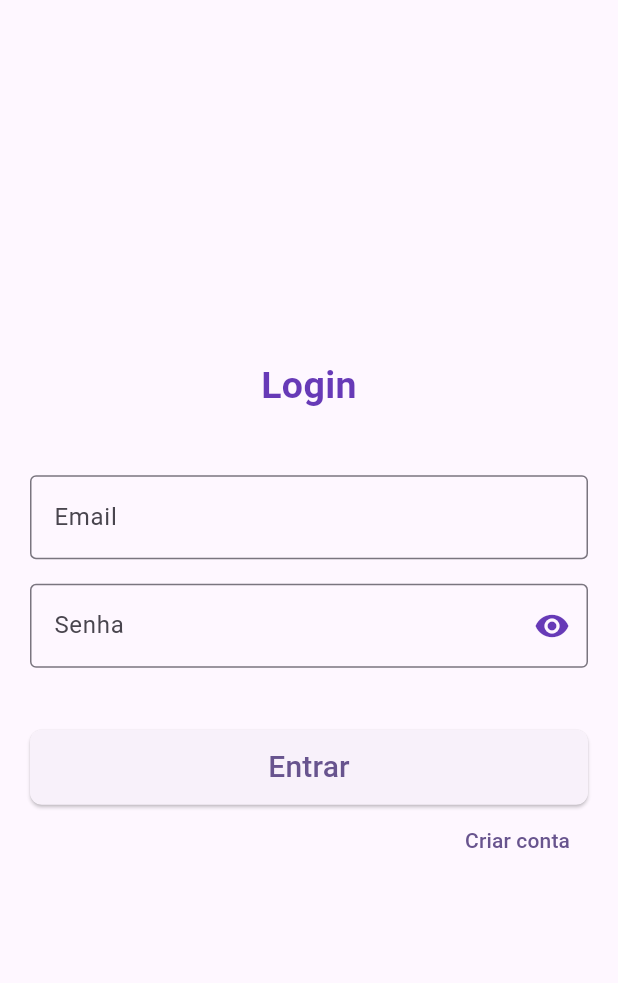
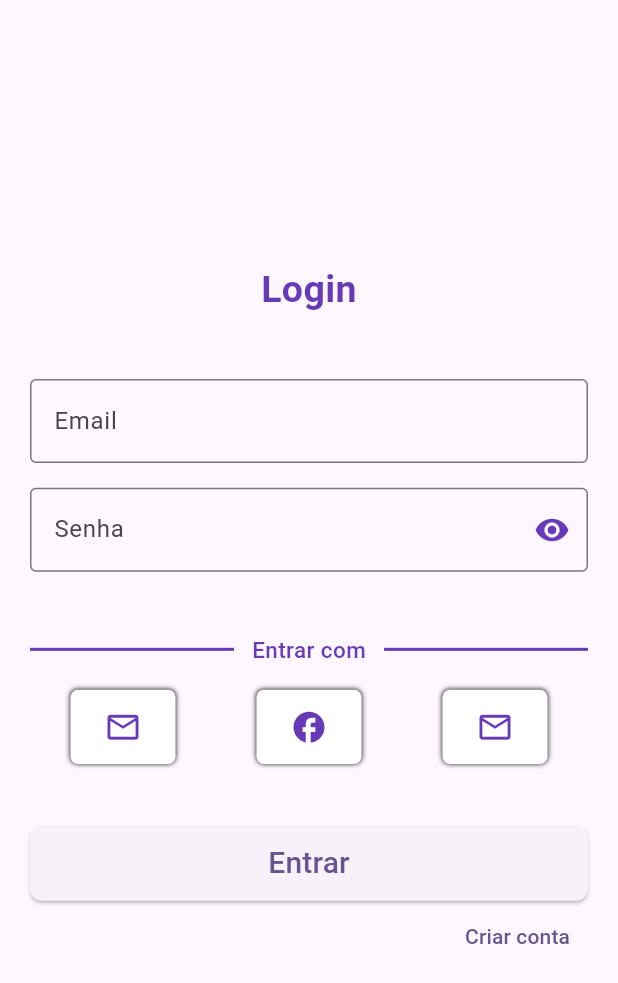
Before and after one commit to renangabriel08/firebase, a Flutter app: the screen it shows after launch, on a phone screen of 412 x 824 dp. Shown: the top 983 px of the screen. Run offline on Flutter 3.47's test engine with Material 2 defaults, Android fonts, the phone set to English and light mode, and no system bars; our stand-ins replace firebase_auth, firebase_core, firebase_messaging, fluttertoast, google_sign_in; missing offline and left inert: flutter_facebook_auth; accounts and stored records are empty.

Commit message:
:sparkles: (feat): Iniciando login com google e push notification

```diff
--- a/lib/main.dart
+++ b/lib/main.dart
@@ -1,3 +1,4 @@
+import 'package:firebase/controllers/push_notification.dart';
 import 'package:firebase/options/firebase_options.dart';
 import 'package:firebase/pages/cadastro.dart';
 import 'package:firebase/pages/checagem.dart';
@@ -9,6 +10,7 @@ import 'package:flutter/material.dart';
 void main() async {
   WidgetsFlutterBinding.ensureInitialized();
   await Firebase.initializeApp(options: DefaultFirebaseOptions.currentPlatform);
+  await PushNotificaton.getToken();
   runApp(const MyApp());
 }
 
--- a/lib/pages/login.dart
+++ b/lib/pages/login.dart
@@ -1,5 +1,7 @@
 import 'package:firebase/controllers/login.dart';
 import 'package:firebase/controllers/validator.dart';
+import 'package:firebase/widgets/icone_btn.dart';
+import 'package:firebase/widgets/linha.dart';
 import 'package:flutter/material.dart';
 
 class Login extends StatefulWidget {
@@ -83,6 +85,40 @@ class _LoginState extends State<Login> {
                     ],
                   ),
                   SizedBox(height: height * .05),
+                  const Row(
+                    mainAxisAlignment: MainAxisAlignment.spaceBetween,
+                    children: [
+                      Linha(),
+                      Text(
+                        'Entrar com',
+                        style: TextStyle(
+                          fontSize: 15,
+                          color: Colors.deepPurple,
+                          fontWeight: FontWeight.w500,
+                        ),
+                      ),
+                      Linha(),
+                    ],
+                  ),
+                  SizedBox(height: height * .02),
+                  Row(
+                    mainAxisAlignment: MainAxisAlignment.spaceAround,
+                    children: [
+                      GestureDetector(
+                        onTap: () => LoginController.logarGoogle(),
+                        child: const IconeBtn(icone: Icons.email_outlined),
+                      ),
+                      GestureDetector(
+                        onTap: () => LoginController.logarFacebook(),
+                        child: const IconeBtn(icone: Icons.facebook),
+                      ),
+                      GestureDetector(
+                        onTap: () {},
+                        child: const IconeBtn(icone: Icons.email_outlined),
+                      )
+                    ],
+                  ),
+                  SizedBox(height: height * .05),
                   ElevatedButton(
                     style: ElevatedButton.styleFrom(
                       fixedSize: Size(width, 50),
--- /dev/null
+++ b/lib/widgets/icone_btn.dart
@@ -0,0 +1,34 @@
+import 'package:flutter/material.dart';
+
+class IconeBtn extends StatelessWidget {
+  final IconData icone;
+  const IconeBtn({super.key, required this.icone});
+
+  @override
+  Widget build(BuildContext context) {
+    double width = MediaQuery.of(context).size.width;
+    double height = MediaQuery.of(context).size.height;
+
+    return Container(
+      width: width * .17,
+      height: height * .06,
+      decoration: BoxDecoration(
+        borderRadius: BorderRadius.circular(5),
+        color: Colors.white,
+        boxShadow: const [
+          BoxShadow(
+            color: Colors.black87,
+            blurRadius: 2,
+          )
+        ],
+      ),
+      child: Center(
+        child: Icon(
+          icone,
+          color: Colors.deepPurple,
+          size: 25,
+        ),
+      ),
+    );
+  }
+}
--- /dev/null
+++ b/lib/widgets/linha.dart
@@ -0,0 +1,15 @@
+import 'package:flutter/material.dart';
+
+class Linha extends StatelessWidget {
+  const Linha({super.key});
+
+  @override
+  Widget build(BuildContext context) {
+    double width = MediaQuery.of(context).size.width;
+    return Container(
+      height: 2,
+      width: width * .33,
+      color: Colors.deepPurple,
+    );
+  }
+}
--- a/pubspec.yaml
+++ b/pubspec.yaml
@@ -38,6 +38,9 @@ dependencies:
   firebase_core: ^2.17.0
   firebase_auth: ^4.10.1
   fluttertoast: ^8.2.2
+  google_sign_in: ^6.1.5
+  flutter_facebook_auth: ^6.0.2
+  firebase_messaging: ^14.6.9
 
 dev_dependencies:
   flutter_test:
```
Also changed, not shown: lib/controllers/login.dart (+22 -2 lines), lib/controllers/push_notification.dart (added, +11 -0 lines), pubspec.lock, 8 other files.
